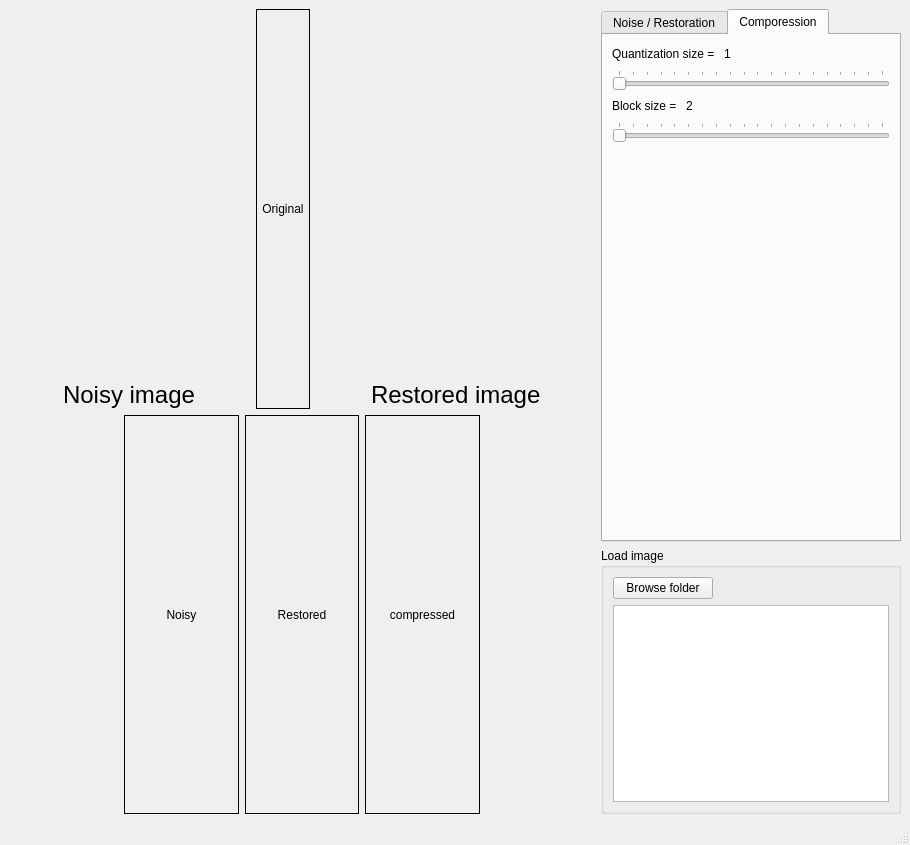
Old version of the form App.ui in the repository JabSYsEmb/image-processing-project.
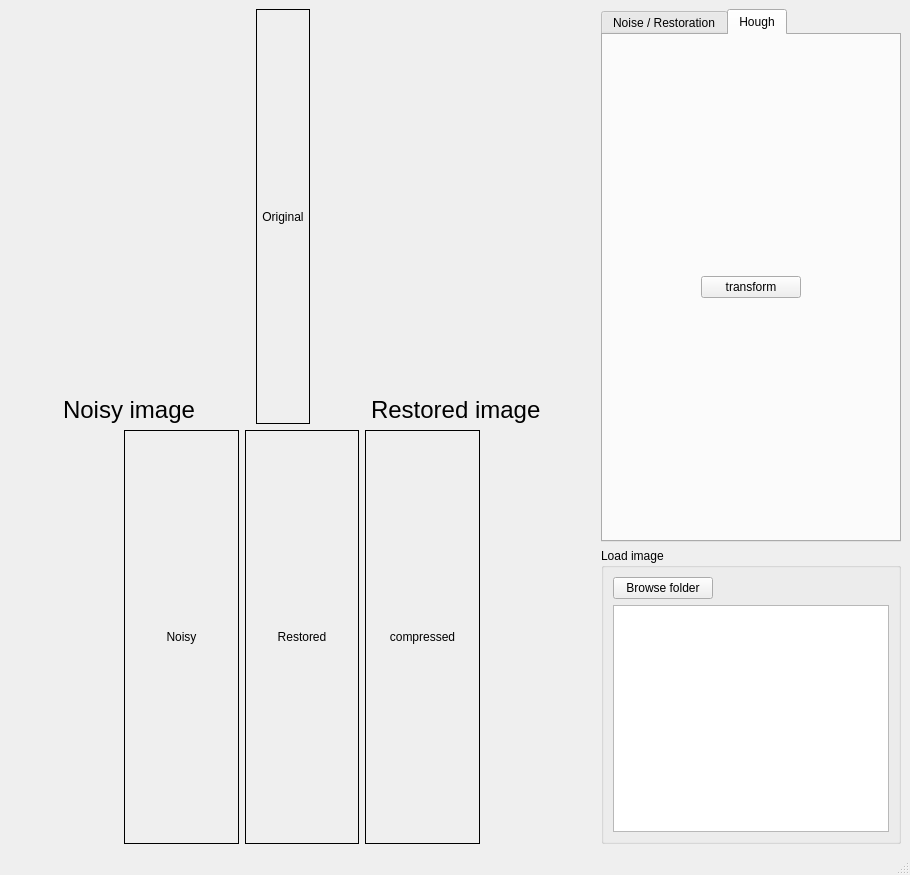
New version of the form. The open tabs and pages were chosen to show the change.

Commit message: hough transformation added to the project

The edit to the form file:
```diff
--- a/App.ui
+++ b/App.ui
@@ -7,7 +7,7 @@
     <x>0</x>
     <y>0</y>
     <width>910</width>
-    <height>845</height>
+    <height>875</height>
    </rect>
   </property>
   <property name="windowTitle">
@@ -659,128 +659,26 @@
         </widget>
         <widget class="QWidget" name="tab_4">
          <attribute name="title">
-          <string>Comporession</string>
+          <string>Hough</string>
          </attribute>
-         <layout class="QVBoxLayout" name="verticalLayout_4">
+         <layout class="QVBoxLayout" name="verticalLayout_7">
           <item>
            <layout class="QHBoxLayout" name="horizontalLayout_7">
             <item>
-             <widget class="QLabel" name="label">
-              <property name="text">
-               <string>Quantization size = </string>
-              </property>
-             </widget>
-            </item>
-            <item>
-             <widget class="QLabel" name="quant_label">
-              <property name="text">
-               <string>1</string>
-              </property>
-             </widget>
-            </item>
-            <item>
-             <spacer name="horizontalSpacer_8">
-              <property name="orientation">
-               <enum>Qt::Horizontal</enum>
-              </property>
-              <property name="sizeHint" stdset="0">
+             <widget class="QPushButton" name="transform">
+              <property name="maximumSize">
                <size>
-                <width>40</width>
-                <height>20</height>
+                <width>100</width>
+                <height>16777215</height>
                </size>
               </property>
-             </spacer>
-            </item>
-           </layout>
-          </item>
-          <item>
-           <widget class="QSlider" name="quant_slider">
-            <property name="minimum">
-             <number>1</number>
-            </property>
-            <property name="maximum">
-             <number>20</number>
-            </property>
-            <property name="singleStep">
-             <number>1</number>
-            </property>
-            <property name="orientation">
-             <enum>Qt::Horizontal</enum>
-            </property>
-            <property name="invertedAppearance">
-             <bool>false</bool>
-            </property>
-            <property name="tickPosition">
-             <enum>QSlider::TicksAbove</enum>
-            </property>
-            <property name="tickInterval">
-             <number>1</number>
-            </property>
-           </widget>
-          </item>
-          <item>
-           <layout class="QHBoxLayout" name="horizontalLayout_8">
-            <item>
-             <widget class="QLabel" name="label_3">
               <property name="text">
-               <string>Block size = </string>
+               <string>transform</string>
               </property>
              </widget>
             </item>
-            <item>
-             <widget class="QLabel" name="block_label">
-              <property name="text">
-               <string>2</string>
-              </property>
-             </widget>
-            </item>
-            <item>
-             <spacer name="horizontalSpacer_9">
-              <property name="orientation">
-               <enum>Qt::Horizontal</enum>
-              </property>
-              <property name="sizeHint" stdset="0">
-               <size>
-                <width>40</width>
-                <height>20</height>
-               </size>
-              </property>
-             </spacer>
-            </item>
            </layout>
           </item>
-          <item>
-           <widget class="QSlider" name="block_slider">
-            <property name="minimum">
-             <number>1</number>
-            </property>
-            <property name="maximum">
-             <number>20</number>
-            </property>
-            <property name="orientation">
-             <enum>Qt::Horizontal</enum>
-            </property>
-            <property name="tickPosition">
-             <enum>QSlider::TicksAbove</enum>
-            </property>
-            <property name="tickInterval">
-             <number>1</number>
-            </property>
-           </widget>
-          </item>
-          <item>
-           <spacer name="verticalSpacer">
-            <property name="orientation">
-             <enum>Qt::Vertical</enum>
-            </property>
-            <property name="sizeHint" stdset="0">
-             <size>
-              <width>20</width>
-              <height>40</height>
-             </size>
-            </property>
-           </spacer>
-          </item>
          </layout>
         </widget>
        </widget>
```
Left out of the diff: 37 changed lines with no effect on the pictures. The commit also changes 4 other files.
